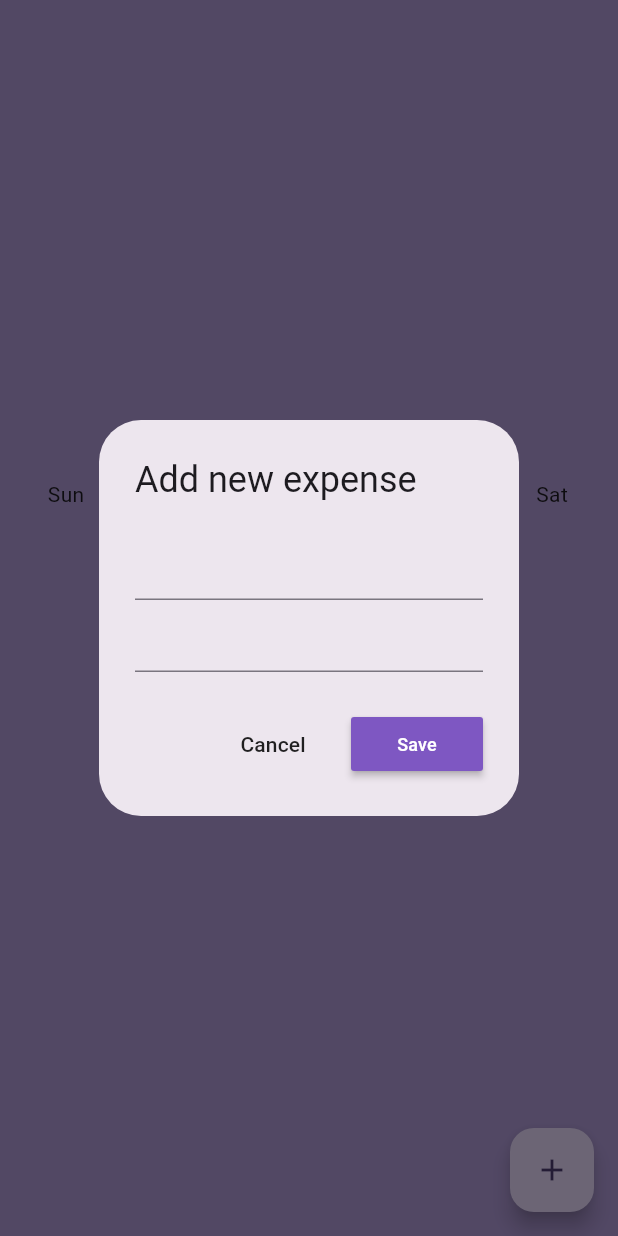
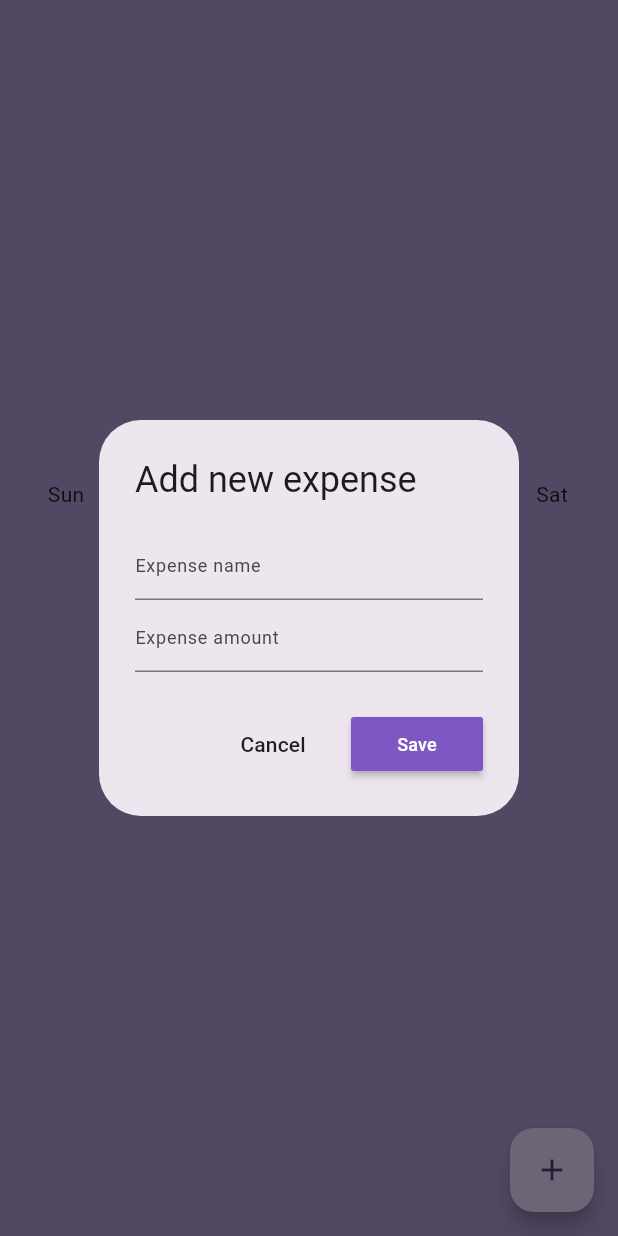
Before and after one commit to oluwadamme/Expense-Tracker, a Flutter app: the screen it shows after launch, after a tap on the "add" icon, on a phone screen of 412 x 824 dp. Run offline on Flutter 3.47's test engine with Material 3 defaults, Android fonts, the phone set to English and light mode, and no system bars; drawn by our look-alikes of fl_chart; our stand-ins replace flutter_bloc.

Commit message:
customize add expense dialog and install hive

```diff
--- a/lib/src/home_page.dart
+++ b/lib/src/home_page.dart
@@ -59,10 +59,13 @@ class _HomePageState extends State<HomePage> {
             // expense name
             TextFormField(
               controller: nameController,
+              decoration: const InputDecoration(hintText: "Expense name", hintStyle: TextStyle(fontSize: 12)),
             ),
             // expense amount
             TextFormField(
               controller: amountController,
+              keyboardType: const TextInputType.numberWithOptions(decimal: true),
+              decoration: const InputDecoration(hintText: "Expense amount", hintStyle: TextStyle(fontSize: 12)),
             ),
           ],
         ),
--- a/pubspec.yaml
+++ b/pubspec.yaml
@@ -37,6 +37,8 @@ dependencies:
   cupertino_icons: ^1.0.2
   flutter_bloc:
   fl_chart:
+  hive:
+  hive_flutter: ^1.1.0
 
 dev_dependencies:
   flutter_test:
```
Also changed, not shown: pubspec.lock, 7 other files.
